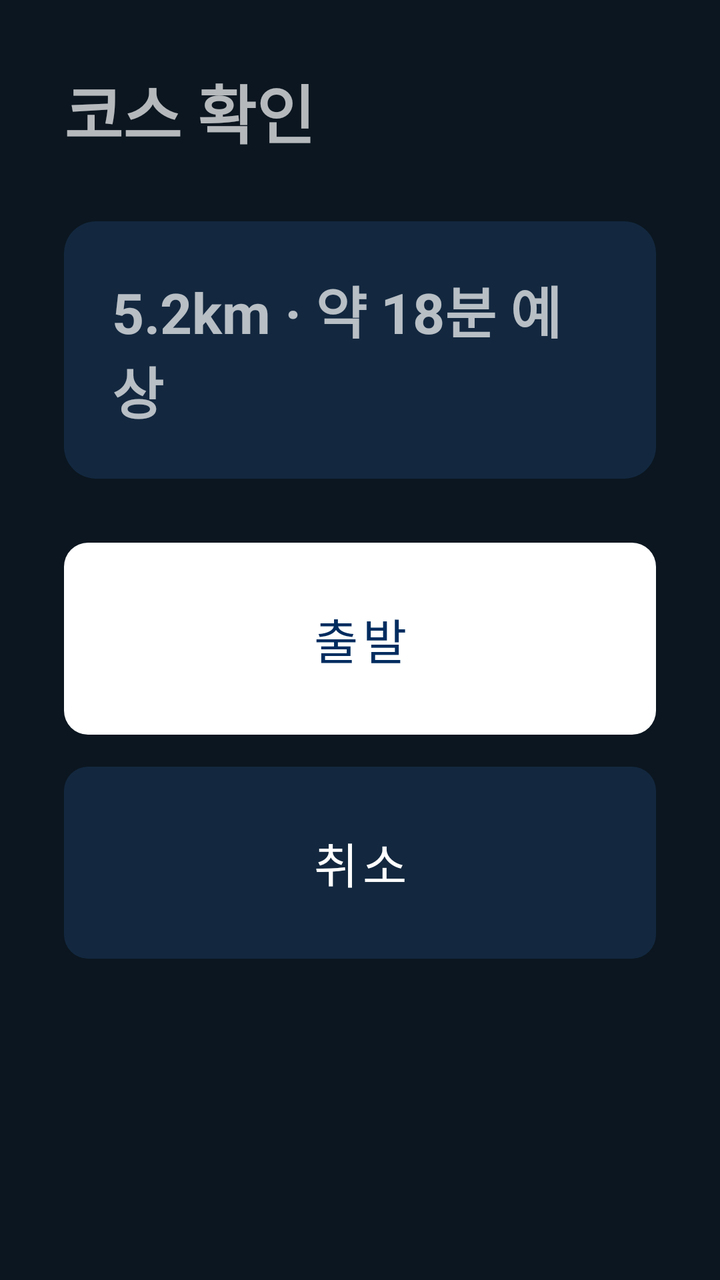
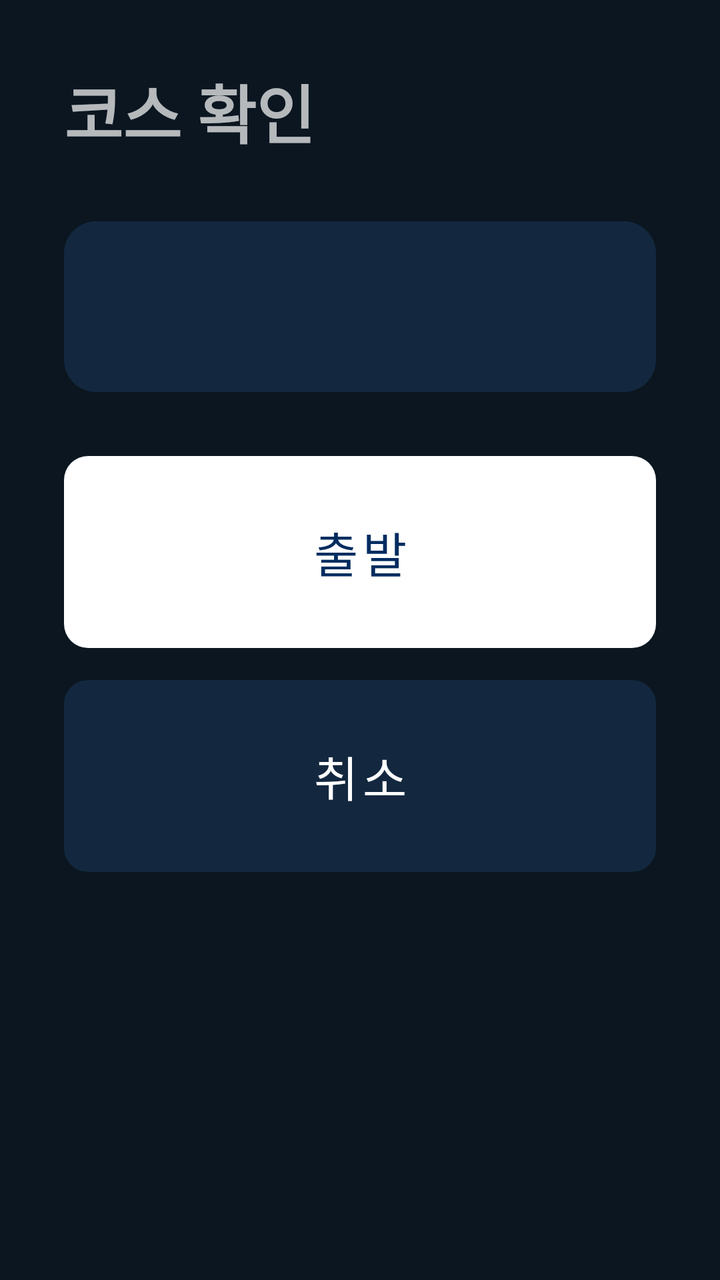

The first picture is an Android layout as it rendered before a commit; the second is the same layout after the commit. The layout source and the unified diff follow.
<!-- AndroidManifest.xml: application theme Theme.Jeonunbochocar -->
<!-- res/layout/screen_confirm.xml -->
<?xml version="1.0" encoding="utf-8"?>
<LinearLayout xmlns:android="http://schemas.android.com/apk/res/android"
    android:layout_width="match_parent"
    android:layout_height="match_parent"
    android:orientation="vertical"
    android:padding="32dp">

    <TextView
        android:layout_width="wrap_content"
        android:layout_height="wrap_content"
        android:text="코스 확인"
        android:textSize="32sp"
        android:textStyle="bold" />

    <TextView
        android:id="@+id/courseInfo"
        android:layout_width="match_parent"
        android:layout_height="wrap_content"
        android:layout_marginTop="32dp"
        android:background="@drawable/bg_card"
        android:padding="24dp"
        android:text="5.2km · 약 18분 예상"
        android:textSize="28sp"
        android:textStyle="bold" />

    <Button
        android:id="@+id/btnStart"
        style="@style/Jb.Button.Primary"
        android:layout_width="match_parent"
        android:layout_height="96dp"
        android:layout_marginTop="32dp"
        android:text="출발" />

    <Button
        android:id="@+id/btnCancel"
        android:layout_width="match_parent"
        android:layout_height="96dp"
        android:layout_marginTop="16dp"
        android:text="취소" />
</LinearLayout>
<!-- resources referenced by this layout -->
<resources>
  <!-- drawable bg_card (drawable) -->
  <?xml version="1.0" encoding="utf-8"?>
  <shape xmlns:android="http://schemas.android.com/apk/res/android">
      <solid android:color="@color/jb_card" />
      <corners android:radius="16dp" />
  </shape>
  <style name="Jb.Button.Primary">
          <item name="backgroundTint">@color/white</item>
          <item name="android:textColor">@color/jb_navy</item>
      </style>
  <style name="Theme.Jeonunbochocar" parent="Theme.MaterialComponents.NoActionBar">
          <item name="colorPrimary">@color/jb_accent</item>
          <item name="colorPrimaryVariant">@color/jb_navy</item>
          <item name="colorOnPrimary">@color/jb_background</item>
          <item name="colorSecondary">@color/jb_accent</item>
          <item name="colorOnSecondary">@color/jb_background</item>
          <item name="android:windowBackground">@color/jb_background</item>
          <item name="android:statusBarColor">@color/jb_background</item>
          <item name="materialButtonStyle">@style/Jb.Button</item>
      </style>
  <color name="jb_card">#13283F</color>
  <color name="white">#FFFFFFFF</color>
  <color name="jb_navy">#002C5F</color>
  <color name="jb_accent">#00AAD2</color>
  <color name="jb_background">#0B1620</color>
  <style name="Jb.Button" parent="Widget.MaterialComponents.Button.UnelevatedButton">
          <item name="backgroundTint">@color/jb_card</item>
          <item name="android:textColor">@color/white</item>
          <item name="android:textSize">24sp</item>
          <item name="cornerRadius">12dp</item>
          <item name="android:insetTop">0dp</item>
          <item name="android:insetBottom">0dp</item>
      </style>
</resources>

<!-- the commit's change to res/layout/screen_confirm.xml (unified diff, before → after) -->
@@ -19,7 +19,6 @@
         android:layout_marginTop="32dp"
         android:background="@drawable/bg_card"
         android:padding="24dp"
-        android:text="5.2km · 약 18분 예상"
         android:textSize="28sp"
         android:textStyle="bold" />
 
